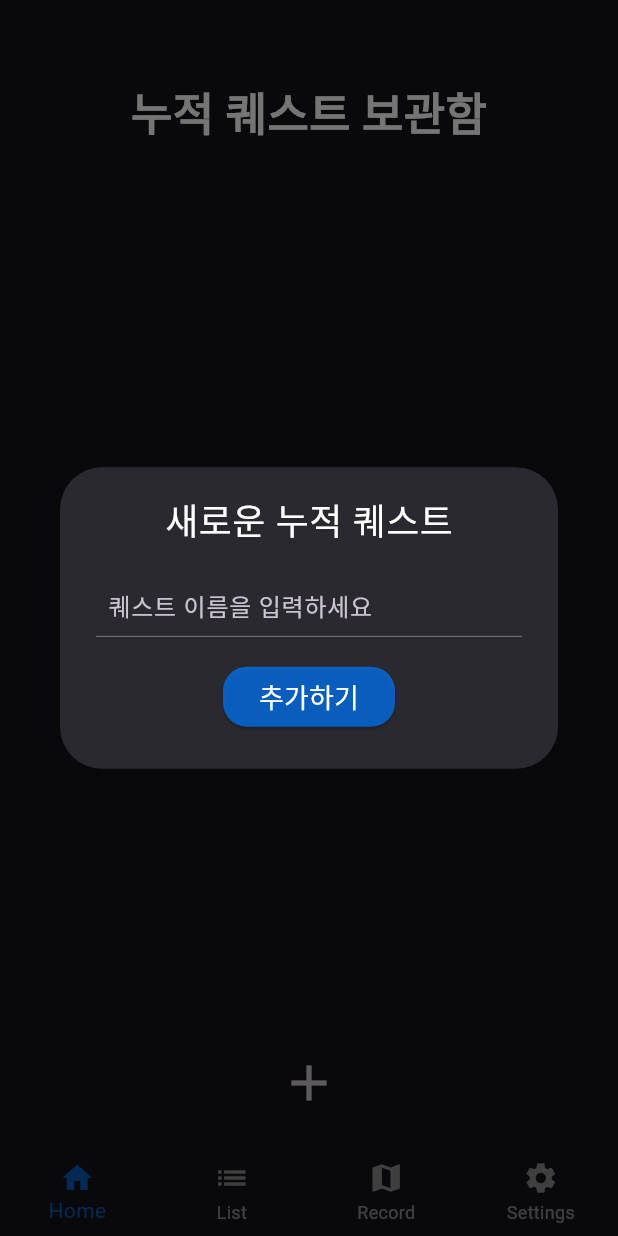
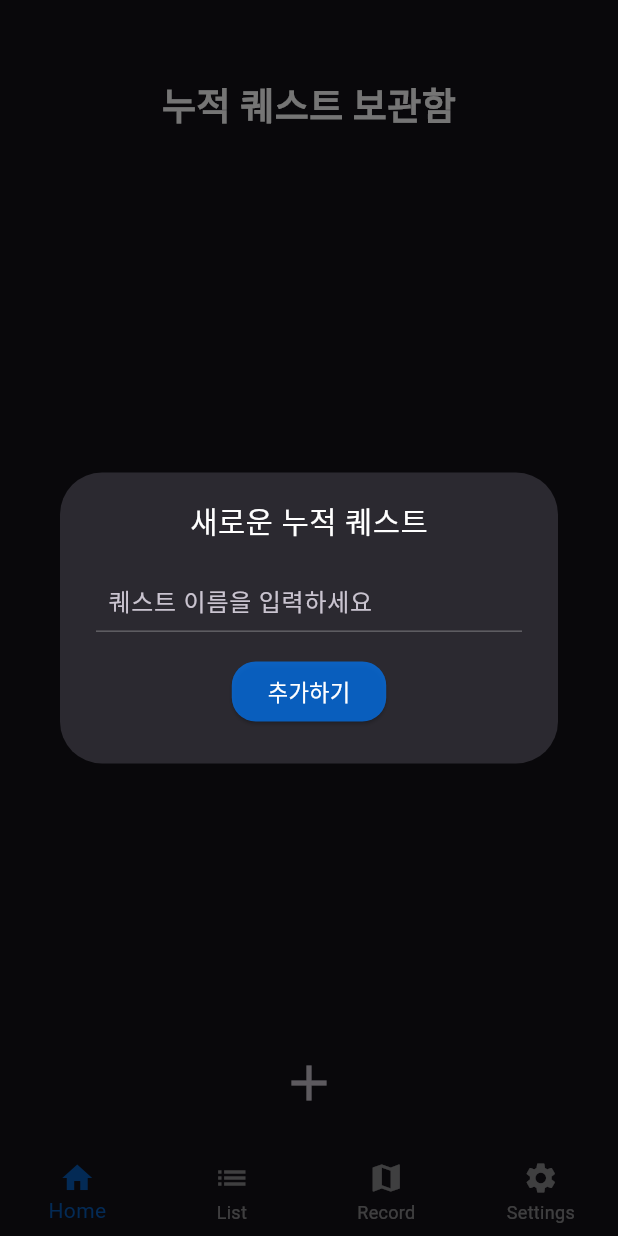
Before and after one commit to recoraddic/recoraddic-android, a Flutter app: the screen it shows after launch, after a tap on the "add" icon, on a phone screen of 412 x 824 dp. Run offline on Flutter 3.47's test engine with Material 3 defaults, Android fonts, the phone set to English and light mode, and no system bars; our stand-ins replace flutter_colorpicker, hive, hive_flutter; accounts and stored records are empty; Roboto replaces fonts that are missing (Inter).

Commit message:
[fix] 폰트 크기를 화면사이즈에 비례하게 조정 (#31)
fix: adjust font size

```diff
--- a/lib/first_page/first_page.dart
+++ b/lib/first_page/first_page.dart
@@ -108,7 +108,7 @@ class _FirstPageState extends State<FirstPage> {
               child: Column(
                 mainAxisSize: MainAxisSize.min,
                 children: <Widget>[
-                  const Text('새로운 누적 퀘스트', style: AppFonts.middleWhiteText),
+                  Text('새로운 누적 퀘스트', style: AppFonts.middleWhiteText(context)),
                   const SizedBox(height: AppConstants.smallBoxSize),
                   TextField(
                     maxLines: null,
@@ -130,7 +130,7 @@ class _FirstPageState extends State<FirstPage> {
                   ),
                   Builder(builder: (context) {
                     if (_accumulatedQuestList.map((e) => e.quest.name).contains(nameController.text)) {
-                      return const Text('이미 존재하는 퀘스트입니다.', style: AppFonts.smallWhiteText);
+                      return Text('이미 존재하는 퀘스트입니다.', style: AppFonts.smallWhiteText(context));
                     }
                     else {
                       return const SizedBox();
@@ -363,7 +363,7 @@ class _FirstPageState extends State<FirstPage> {
                   child: Center(
                     child: Text(
                       "누적 퀘스트 보관함",
-                      style: AppFonts.bigWhiteText,
+                      style: AppFonts.bigWhiteText(context),
                     ),
                   ),
                 ),
--- a/lib/second_page/second_page.dart
+++ b/lib/second_page/second_page.dart
@@ -151,7 +151,7 @@ class _SecondPageState extends State<SecondPage> {
               child: Column(
                 mainAxisSize: MainAxisSize.min,
                 children: <Widget>[
-                  const Text('오늘의 일기', style: AppFonts.middleWhiteText),
+                  Text('오늘의 일기', style: AppFonts.middleWhiteText(context)),
                   const SizedBox(height: AppConstants.smallBoxSize),
                   TextField(
                     maxLines: null,
@@ -269,7 +269,7 @@ class _SecondPageState extends State<SecondPage> {
               child: Column(
                 mainAxisSize: MainAxisSize.min,
                 children: <Widget>[
-                  const Text('일반 퀘스트', style: AppFonts.middleWhiteText),
+                  Text('일반 퀘스트', style: AppFonts.middleWhiteText(context)),
                   const SizedBox(height: AppConstants.smallBoxSize),
                   TextField(
                     controller: diaryController,
@@ -346,10 +346,10 @@ class _SecondPageState extends State<SecondPage> {
                   mainAxisSize: MainAxisSize.min,
                   children: <Widget>[
                     Text(_dailyRecord.isSaved ? '수정하기' : '저장하기',
-                        style: AppFonts.middleWhiteText),
+                        style: AppFonts.middleWhiteText(context)),
                     const SizedBox(height: AppConstants.smallBoxSize),
-                    const Text('오늘을 표현할 표정을 고르세요!',
-                        style: AppFonts.smallLightGreyText),
+                    Text('오늘을 표현할 표정을 고르세요!',
+                        style: AppFonts.smallLightGreyText(context)),
                     Container(
                       height: MediaQuery.of(context).size.height * 0.3,
                       margin: const EdgeInsets.symmetric(
@@ -434,10 +434,10 @@ class _SecondPageState extends State<SecondPage> {
                 child: Column(
                   crossAxisAlignment: CrossAxisAlignment.start,
                   children: [
-                    const Center(
+                    Center(
                       child: Text(
                         '체크리스트',
-                        style: AppFonts.bigWhiteText,
+                        style: AppFonts.bigWhiteText(context),
                       ),
                     ),
                     const SizedBox(height: AppConstants.smallPadding),
--- a/lib/style/style.dart
+++ b/lib/style/style.dart
@@ -9,51 +9,72 @@ class AppColors {
   static const Color darkGreyColor = Color.fromRGBO(255, 255, 255, 0.05);
 
   // 기록보관함 배경 색상
-  static const Color recordBackground = Color.fromRGBO(100, 181, 246, 1);
+  // static const Color recordBackground = Color.fromRGBO(100, 181, 246, 1);
+  static const Color recordBackground = Color.fromRGBO(44, 62, 80, 0.7);
+
 
   // 목표 배경 색상
-  static const Color goalBackground = Color.fromRGBO(129, 199, 132, 1);
+  // static const Color goalBackground = Color.fromRGBO(129, 199, 132, 1);
+  static const Color goalBackground =  Color.fromRGBO(60, 110, 60, 0.7);
 
   // 골 목록 색상
-  static const Color goalBlock = Color.fromRGBO(200, 230, 201, 1);
+  static const Color goalBlock = Color.fromRGBO(200, 230, 201, 0.7);
+}
+
+class FontSize {
+  static double scaleFont(BuildContext context, double fontSize) {
+    double screenWidth = MediaQuery.of(context).size.width;
+    // Adjust the factor as needed, usually a value between 0.001 to 0.002
+    return fontSize * screenWidth * 0.002;
+  }
 }
 
 class AppFonts {
-  static const TextStyle bigWhiteText = TextStyle(
+  static TextStyle bigWhiteText(BuildContext context) {
+    return TextStyle(
       color: AppColors.whiteColor,
-    fontSize: 30,
+      fontSize: FontSize.scaleFont(context, 30),
       fontFamily: 'Inter',
       fontWeight: FontWeight.w700,
       height: 1.6,
     );
-  static const TextStyle middleWhiteText = TextStyle(
+  }
+  static TextStyle middleWhiteText(BuildContext context) {
+    return TextStyle(
     color: AppColors.whiteColor,
-    fontSize: 24,
+    fontSize: FontSize.scaleFont(context, 24),
     fontFamily: 'Inter',
     fontWeight: FontWeight.w500,
     height: 1.6,
   );
-  static const TextStyle smallWhiteText = TextStyle(
+  }
+  static TextStyle smallWhiteText(BuildContext context) {
+    return TextStyle(
     color: AppColors.whiteColor,
-    fontSize: 18,
+    fontSize: FontSize.scaleFont(context, 18),
     fontFamily: 'Inter',
     fontWeight: FontWeight.w500,
     height: 1.6,
   );
-  static const TextStyle smallLightGreyText = TextStyle(
+  }
+  static TextStyle smallLightGreyText(BuildContext context) {
+    return TextStyle(
       color: AppColors.lightGreyColor,
-    fontSize: 18,
+      fontSize: FontSize.scaleFont(context, 18),
       fontFamily: 'Inter',
       fontWeight: FontWeight.w500,
       height: 1.6,
   );
-  static const TextStyle tinyLightGreyText = TextStyle(
+  }
+  static TextStyle tinyLightGreyText(BuildContext context) {
+    return TextStyle(
       color: AppColors.lightGreyColor,
-    fontSize: 14,
+      fontSize: FontSize.scaleFont(context, 14),
       fontFamily: 'Inter',
       fontWeight: FontWeight.w500,
       height: 1.6,
   );
+  }
 }
 
 class AppConstants {
@@ -92,7 +113,7 @@ class OneButtonWidget extends StatelessWidget {
           ),
           child: Text(
             buttonText,
-            style: AppFonts.smallWhiteText,
+            style: AppFonts.smallWhiteText(context),
           ),
         ),
       ],
@@ -131,7 +152,7 @@ class TwoButtonWidget extends StatelessWidget {
           ),
           child: Text(
             buttonText1,
-            style: AppFonts.smallWhiteText,
+            style: AppFonts.smallWhiteText(context),
           ),
         ),
         const SizedBox(width: AppConstants.smallBoxSize),
@@ -147,7 +168,7 @@ class TwoButtonWidget extends StatelessWidget {
           ),
           child: Text(
             buttonText2,
-            style: AppFonts.smallWhiteText,
+            style: AppFonts.smallWhiteText(context),
           ),
         ),
       ],
--- a/lib/third_page/goal_layout.dart
+++ b/lib/third_page/goal_layout.dart
@@ -34,8 +34,7 @@ class _GoalLayoutState extends State<GoalLayout> {
               child: Column(
                 mainAxisSize: MainAxisSize.min,
                 children: <Widget>[
-                  const Text('목표 추가', style: AppFonts.middleWhiteText),
-                  const SizedBox(height: AppConstants.smallBoxSize),
+                  Text('목표 추가', style: AppFonts.middleWhiteText(context)),
                   TextField(
                     controller: _newGoalController,
                     cursorColor: AppColors.lightBlueColor,
@@ -53,7 +52,7 @@ class _GoalLayoutState extends State<GoalLayout> {
                       ),
                     ),
                   ),
-                  const SizedBox(height: 16.0),
+                  // const SizedBox(height: 16.0),
                   OneButtonWidget(
                     buttonText: '추가하기',
                     onPressed: () {
@@ -89,7 +88,7 @@ class _GoalLayoutState extends State<GoalLayout> {
               child: Column(
                 mainAxisSize: MainAxisSize.min,
                 children: <Widget>[
-                  const Text('목표 수정', style: AppFonts.middleWhiteText),
+                  Text('목표 수정', style: AppFonts.middleWhiteText(context)),
                   const SizedBox(height: AppConstants.smallBoxSize),
                   TextField(
                     controller: _newGoalController,
@@ -151,7 +150,7 @@ class _GoalLayoutState extends State<GoalLayout> {
             child: Padding(
               padding: const EdgeInsets.only(top: 16.0, left: 16.0, right: 16.0, bottom: 8.0),
               // 텍스트 스타일 통일
-              child: const Text('목표', style: AppFonts.bigWhiteText),
+              child: Text('목표', style: AppFonts.bigWhiteText(context)),
             ),
           ),
           Expanded(
--- a/lib/third_page/third_page.dart
+++ b/lib/third_page/third_page.dart
@@ -197,9 +197,9 @@ class _ThirdPageState extends State<ThirdPage> {
               child: Column(
                 mainAxisSize: MainAxisSize.min,
                 children: <Widget>[
-                  const Text('오류', style: AppFonts.middleWhiteText),
+                  Text('오류', style: AppFonts.middleWhiteText(context)),
                   const SizedBox(height: AppConstants.smallBoxSize),
-                  Text(message, style: AppFonts.smallWhiteText),
+                  Text(message, style: AppFonts.smallWhiteText(context)),
                   OneButtonWidget(
                     buttonText: '확인',
                     onPressed: () {
```
Also changed, not shown: lib/second_page/widget.dart (+14 -14 lines), lib/third_page/record_layout.dart (+11 -11 lines). Lines whose indentation alone changed are shown as unchanged.
